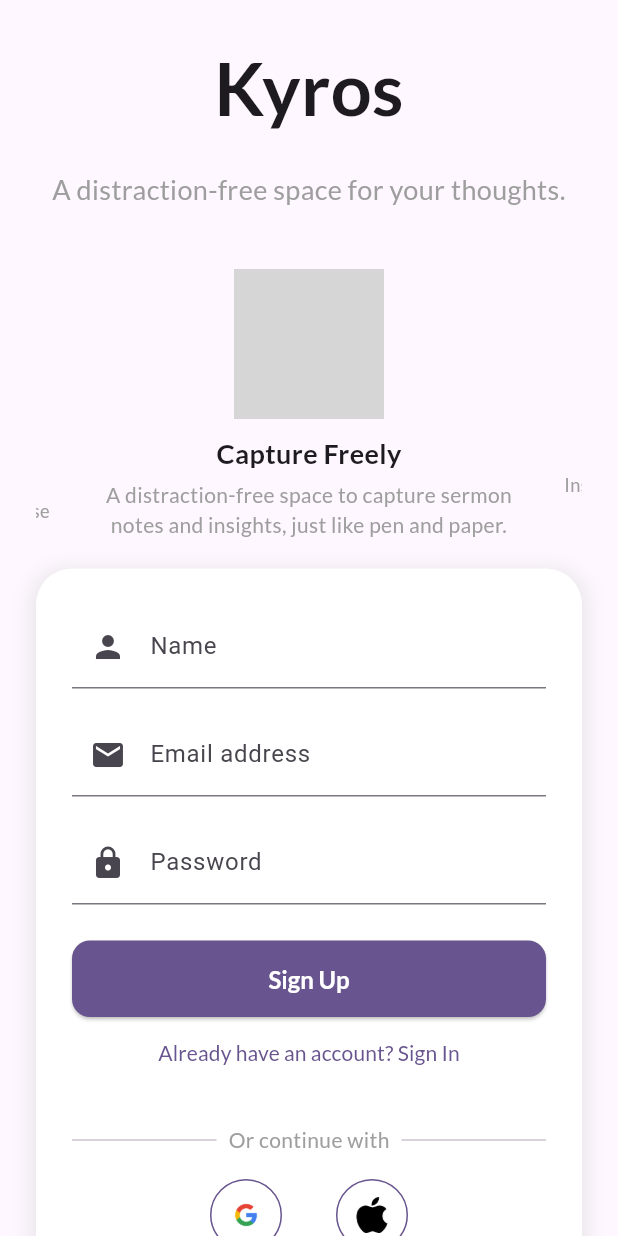
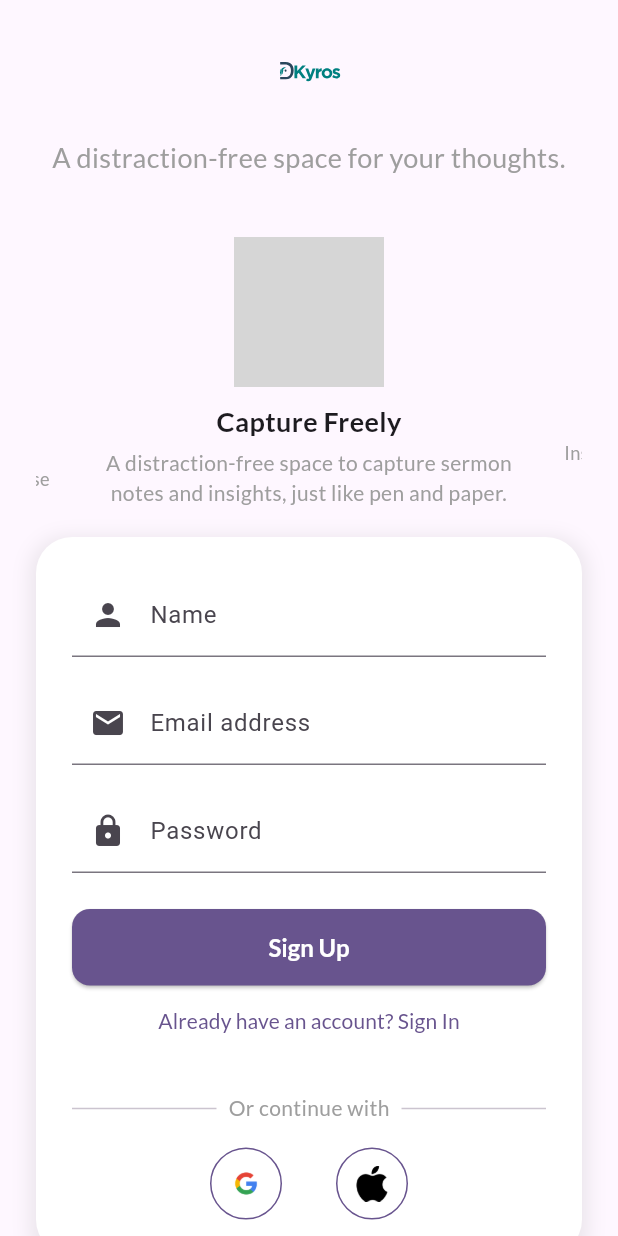
Before and after one commit to FaithTech-Initiative/Kyros, a Flutter app: the screen it shows after launch, after a tap on "Don't have an account? Sign Up", on a phone screen of 412 x 824 dp. Run offline on Flutter 3.47's test engine with Material 3 defaults, Android fonts, the phone set to English and light mode, and no system bars; drawn by our look-alikes of carousel_slider; our stand-ins replace cloud_firestore, firebase_auth, firebase_core, flutter_staggered_animations, flutter_svg, google_fonts and 3 more; missing offline and left inert: firebase_app_check, flutter_quill; accounts and stored records are empty; network calls fail; grey boxes are pictures that could not be loaded.

Commit message:
feat: Implement custom branding

```diff
--- a/lib/auth_screen.dart
+++ b/lib/auth_screen.dart
@@ -5,6 +5,7 @@
 import 'package:kyros/home_screen.dart';
 import 'package:sign_in_with_apple/sign_in_with_apple.dart';
 import 'package:carousel_slider/carousel_slider.dart';
+import 'package:flutter_svg/flutter_svg.dart';
 
 class AuthScreen extends StatefulWidget {
   const AuthScreen({super.key});
@@ -57,7 +58,7 @@
 
   Future<void> _signInWithGoogle() async {
     try {
-      // Correctly use the instance variable and the authenticate method
+        // Correctly use the instance variable and the authenticate method
       final GoogleSignInAccount googleUser = await _googleSignIn.authenticate();
 
       final GoogleSignInAuthentication googleAuth = googleUser.authentication;
@@ -69,15 +70,17 @@
       );
 
       // Sign in to Firebase with the credentials
-      UserCredential userCredential = await _auth.signInWithCredential(credential);
+      UserCredential userCredential =
+          await _auth.signInWithCredential(credential);
       if (!mounted) return;
       _navigateToHome(userCredential.user);
-        } catch (e) {
+    } catch (e) {
       if (!mounted) return;
       ScaffoldMessenger.of(context)
           .showSnackBar(SnackBar(content: Text('Google Sign in failed: $e')));
     }
   }
+
 
   Future<void> _signInWithApple() async {
     try {
@@ -115,6 +118,7 @@
 
   @override
   Widget build(BuildContext context) {
+    final isDarkMode = Theme.of(context).brightness == Brightness.dark;
     return Scaffold(
       body: SafeArea(
         child: Center(
@@ -124,14 +128,9 @@
               crossAxisAlignment: CrossAxisAlignment.stretch,
               mainAxisAlignment: MainAxisAlignment.center,
               children: <Widget>[
-                Text(
-                  'Kyros',
-                  textAlign: TextAlign.center,
-                  style: GoogleFonts.lato(
-                    fontSize: 48,
-                    fontWeight: FontWeight.bold,
-                    color: Theme.of(context).colorScheme.onSurface,
-                  ),
+                SvgPicture.asset(
+                  isDarkMode ? 'assets/images/logo_dark.svg' : 'assets/images/logo.svg',
+                  height: 48,
                 ),
                 const SizedBox(height: 20),
                 Text(
--- a/lib/splash_screen.dart
+++ b/lib/splash_screen.dart
@@ -1,5 +1,6 @@
 import 'package:flutter/material.dart';
 import 'package:google_fonts/google_fonts.dart';
+import 'package:flutter_svg/flutter_svg.dart';
 
 class SplashScreen extends StatefulWidget {
   const SplashScreen({super.key});
@@ -35,6 +36,7 @@
 
   @override
   Widget build(BuildContext context) {
+    final isDarkMode = Theme.of(context).brightness == Brightness.dark;
     return Scaffold(
       backgroundColor: const Color(0xFFF0F4F8),
       body: FadeTransition(
@@ -44,18 +46,14 @@
             mainAxisAlignment: MainAxisAlignment.center,
             children: <Widget>[
               const Spacer(flex: 2),
-              Image.asset(
-                'assets/Study notebook and pencil.png',
+              SvgPicture.asset(
+                isDarkMode ? 'assets/images/icon_dark.svg' : 'assets/images/icon.svg',
                 height: 150,
               ),
               const SizedBox(height: 20),
-              Text(
-                'Kyros',
-                style: GoogleFonts.lato(
-                  fontSize: 48,
-                  fontWeight: FontWeight.bold,
-                  color: const Color(0xFF2F4F4F),
-                ),
+              SvgPicture.asset(
+                isDarkMode ? 'assets/images/logo_dark.svg' : 'assets/images/logo.svg',
+                height: 48,
               ),
               const SizedBox(height: 10),
               Text(
```
Also changed, not shown: pubspec.yaml (+7 -5 lines), assets/images/icon.png (added), assets/images/icon.svg (added), assets/images/icon_dark.png (added), assets/images/icon_dark.svg (added), assets/images/logo.svg (added), assets/images/logo_dark.svg (added), pubspec.lock, 30 other files.
